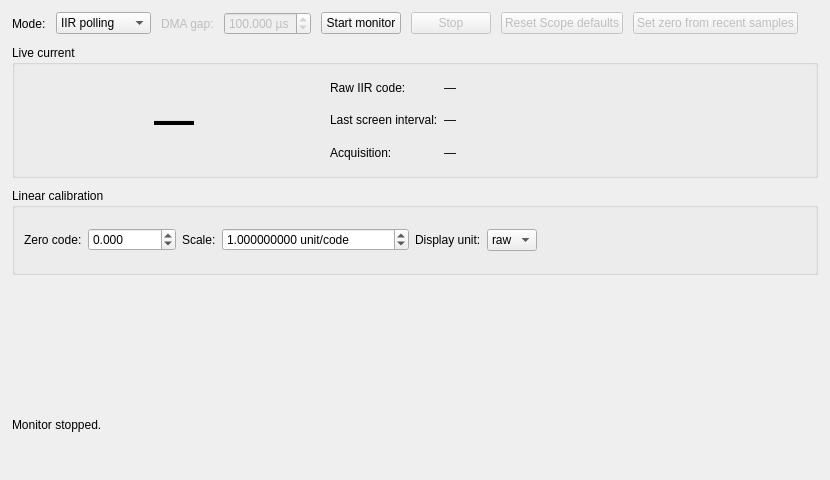
This is forms/current_monitor_view.ui in nucliflare/nlab-digitizer-community as Qt 5 draws it before an edit. The edited form follows.
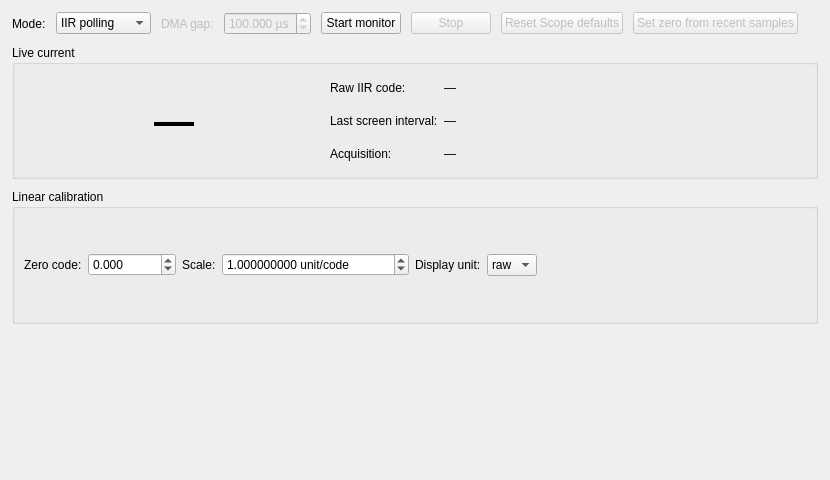
This is the edited form. Custom widgets are drawn as their Qt base class.

```diff
--- a/forms/current_monitor_view.ui
+++ b/forms/current_monitor_view.ui
@@ -106,12 +106,6 @@
     </widget>
    </item>
    <item><widget class="NLabPlotWidget" name="plotCurrent" native="true"/></item>
-   <item>
-    <widget class="QLabel" name="lblStatus">
-     <property name="text"><string>Monitor stopped.</string></property>
-     <property name="wordWrap"><bool>true</bool></property>
-    </widget>
-   </item>
   </layout>
  </widget>
  <customwidgets>
```
